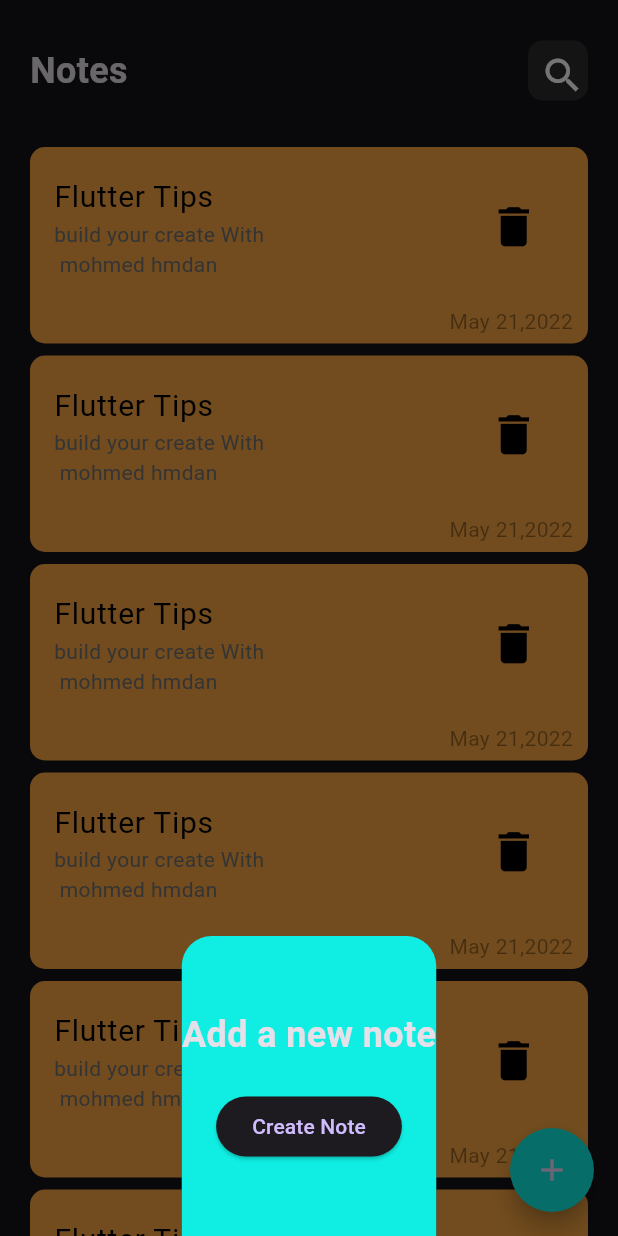
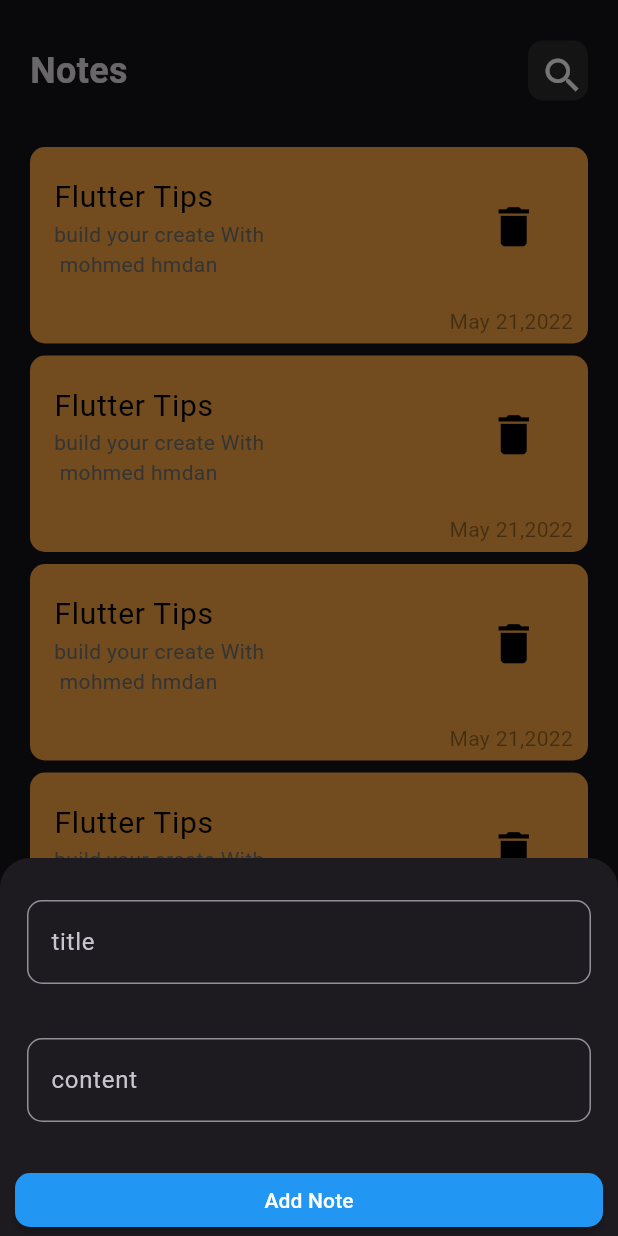
Before and after one commit to mohmed2230/test, a Flutter app: the screen it shows after launch, after a tap on the "add" icon, on a phone screen of 412 x 824 dp. Run offline on Flutter 3.47's test engine with Material 3 defaults, Android fonts, the phone set to English and light mode, and no system bars.

Commit message:
create  edite note view

```diff
--- a/lib/views/notesview.dart
+++ b/lib/views/notesview.dart
@@ -8,14 +8,17 @@ class notesview extends StatelessWidget {
   @override
   Widget build(BuildContext context) {
     return Scaffold(
-
       floatingActionButton: FloatingActionButton(
         onPressed: () {
-
-
-          showModalBottomSheet(context: context, builder: (context){
-            return const AddNoteButtonSheet();
-          });
+          showModalBottomSheet(
+            shape: const RoundedRectangleBorder(
+              borderRadius: BorderRadius.vertical(top: Radius.circular(20)),
+            ),
+            context: context,
+            builder: (context) {
+              return const AddNoteButtonSheet();
+            },
+          );
         },
         backgroundColor: const Color.fromARGB(255, 16, 237, 226),
         child: const Icon(Icons.add),
--- /dev/null
+++ b/lib/views/widgets/Eidet_noteview_body.dart
@@ -0,0 +1,26 @@
+
+
+
+
+import 'package:datahive/views/widgets/custom_appBar.dart';
+import 'package:flutter/material.dart';
+
+class EidetNoteviewBody extends StatelessWidget {
+  const EidetNoteviewBody({super.key});
+
+  @override
+  Widget build(BuildContext context) {
+    return Padding(
+      padding: const EdgeInsets.symmetric(vertical: 30, horizontal: 20),
+      child: Column(
+
+          children: [
+
+            CustomAppbar( henttext: 'Notes',iconmy: Icons.check,), // CustomAppbar widget to be defined
+
+          ],
+
+      ),
+    );
+  }
+}
--- a/lib/views/widgets/NotesViewbody.dart
+++ b/lib/views/widgets/NotesViewbody.dart
@@ -13,7 +13,7 @@ class NotesViewbody extends StatelessWidget {
       child: Column(
         children: [
 
-          CustomAppbar(),
+          CustomAppbar(iconmy: Icons.search,henttext: 'Notes',),
         Expanded(child: Listviewbuilderitem()),
            // CustomAppbar widget to be defined
         ],
--- a/lib/views/widgets/Notesitem.dart
+++ b/lib/views/widgets/Notesitem.dart
@@ -1,3 +1,5 @@
+import 'package:datahive/views/widgets/Eidet_noteview_body.dart';
+import 'package:datahive/views/widgets/eidetnoteviews.dart';
 import 'package:flutter/material.dart';
 
 class Notesitem extends StatelessWidget {
@@ -7,6 +9,13 @@ class Notesitem extends StatelessWidget {
   Widget build(BuildContext context) {
     return Padding(
       padding: const EdgeInsets.symmetric(),
+      child: GestureDetector(
+
+        onTap: () {
+          Navigator.push(context, MaterialPageRoute(
+            builder: (context) => const Eidetnoteviews(),
+          ));
+        },
         child: Container(
 
           width: double.infinity,
@@ -56,6 +65,7 @@ class Notesitem extends StatelessWidget {
             ],
           ),
         ),
+      ),
     );
   }
 }
--- a/lib/views/widgets/add_note_button_sheet.dart
+++ b/lib/views/widgets/add_note_button_sheet.dart
@@ -1,5 +1,7 @@
 
 
+import 'package:datahive/views/widgets/cstumbutton.dart';
+import 'package:datahive/views/widgets/formtextfild.dart';
 import 'package:flutter/material.dart';
 
 class AddNoteButtonSheet extends StatelessWidget {
@@ -7,30 +9,27 @@ class AddNoteButtonSheet extends StatelessWidget {
 
   @override
   Widget build(BuildContext context) {
-    return Container(
-      height: 200,
-      decoration: const BoxDecoration(
-        color: Color.fromARGB(255, 16, 237, 226),
-        borderRadius: BorderRadius.only(
-          topLeft: Radius.circular(20),
-          topRight: Radius.circular(20),
+    return Padding(
+      padding: const EdgeInsets.symmetric(horizontal: 10),
+      child: SingleChildScrollView(
+        child: Column(
+
+          children: [
+
+
+             SizedBox(
+              height: 20,
+            ),
+            customtextfild(hintText: 'title',maxLines: 5,),
+              SizedBox(
+              height: 20,
+            ),
+             customtextfild(hintText: 'content',maxLines: 20,),
+
+             cstumbutton(),
+          ],
+
         ),
-      ),
-      child: Column(
-        mainAxisAlignment: MainAxisAlignment.center,
-        children: [
-          const Text(
-            'Add a new note',
-            style: TextStyle(fontSize: 24, fontWeight: FontWeight.bold),
-          ),
-          const SizedBox(height: 20),
-          ElevatedButton(
-            onPressed: () {
-              // Add your action here
-            },
-            child: const Text('Create Note'),
-          ),
-        ],
       ),
     );
   }
--- /dev/null
+++ b/lib/views/widgets/cstumbutton.dart
@@ -0,0 +1,28 @@
+
+
+
+import 'package:datahive/views/widgets/eidetnoteviews.dart';
+import 'package:flutter/material.dart';
+
+class cstumbutton extends StatelessWidget {
+  const cstumbutton({super.key});
+
+  @override
+  Widget build(BuildContext context) {
+    return Padding(
+      padding: const EdgeInsets.only(top: 20),
+      child: MaterialButton(
+        shape: RoundedRectangleBorder(
+          borderRadius: BorderRadius.circular(10),
+        ),
+        minWidth: double.infinity,
+        color: Colors.blue,
+        child: const Text('Add Note'),
+        onPressed: (){
+
+
+          Eidetnoteviews();
+        }),
+    );
+  }
+}
--- a/lib/views/widgets/custom_appBar.dart
+++ b/lib/views/widgets/custom_appBar.dart
@@ -4,7 +4,11 @@
 import 'package:flutter/material.dart';
 
 class CustomAppbar extends StatelessWidget {
-  const CustomAppbar({super.key});
+  const CustomAppbar({super.key, required this.iconmy, required this.henttext});
+
+ final String henttext;
+
+  final IconData iconmy ;
 
   @override
   Widget build(BuildContext context) {
@@ -15,7 +19,7 @@ class CustomAppbar extends StatelessWidget {
 
       Padding(
         padding: const EdgeInsets.symmetric(vertical: 30),
-        child: Text("Notes ",
+        child: Text("${   henttext ?? 'Notes'}",
         style: TextStyle(
           fontWeight: FontWeight.bold,
           fontSize: 24,
@@ -35,7 +39,7 @@ class CustomAppbar extends StatelessWidget {
     ),
 
 
-    child: IconButton(onPressed: (){}, icon: Icon(Icons.search,size: 30,color: Colors.white,))),
+    child:  IconButton(onPressed: (){}, icon: Icon(iconmy ?? Icons.search,size: 30,color: Colors.white,))),
 
      ]
     );
--- /dev/null
+++ b/lib/views/widgets/eidetnoteviews.dart
@@ -0,0 +1,14 @@
+
+
+
+import 'package:datahive/views/widgets/Eidet_noteview_body.dart';
+import 'package:flutter/material.dart';
+
+class Eidetnoteviews extends StatelessWidget {
+  const Eidetnoteviews({super.key});
+
+  @override
+  Widget build(BuildContext context) {
+    return Scaffold(body: EidetNoteviewBody(),);
+  }
+}
--- /dev/null
+++ b/lib/views/widgets/formtextfild.dart
@@ -0,0 +1,37 @@
+import 'package:flutter/material.dart';
+
+class customtextfild extends StatelessWidget {
+  final int maxLines;
+ final String hintText;
+
+  customtextfild({super.key, this.maxLines = 5, required this.hintText});
+
+  @override
+  Widget build(BuildContext context) {
+    return Padding(
+      padding: const EdgeInsets.all(8.0),
+      child: TextField(
+        maxLines: maxLines,
+        minLines: 1,
+        decoration: InputDecoration(
+          hintText: hintText,
+          border: OutlineInputBorder(
+            borderRadius: BorderRadius.circular(10),
+            borderSide: BorderSide(
+              color: const Color.fromARGB(255, 138, 136, 136),
+            ),
+          ),
+          focusedBorder: OutlineInputBorder(
+            borderRadius: BorderRadius.circular(10),
+            borderSide: BorderSide(
+              color: const Color.fromARGB(255, 241, 245, 244),
+
+              style: BorderStyle.solid,
+              width: 2,
+            ),
+          ),
+        ),
+      ),
+    );
+  }
+}
--- a/lib/views/widgets/listviewbuilderitem.dart
+++ b/lib/views/widgets/listviewbuilderitem.dart
@@ -9,7 +9,7 @@ class Listviewbuilderitem extends StatelessWidget {
   @override
   Widget build(BuildContext context) {
     return   ListView.builder(
-
+     itemCount: 6,
       itemBuilder: (context,i){
 
 
```
Lines whose indentation alone changed are shown as unchanged.
